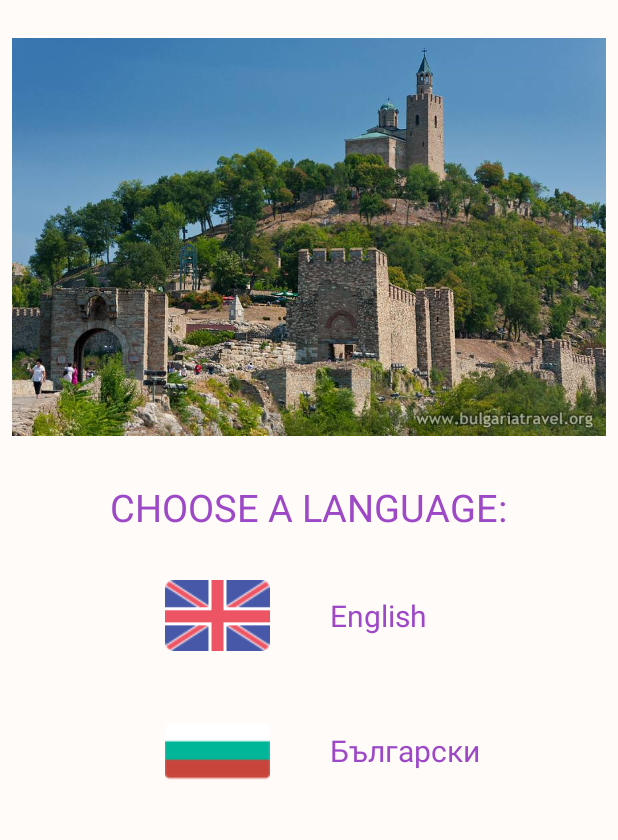
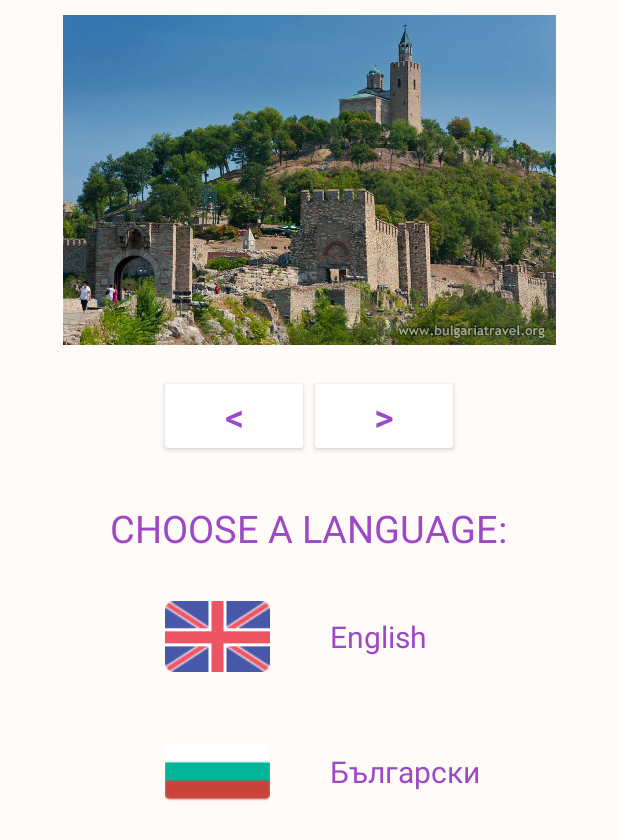
Before and after one commit to DimitarVashkov/Tsarevets, an Android app: the screen it shows after launch (MainActivity), on a phone screen of 412 x 824 dp. Shown: the top 840 px of the screen. Run offline under Robolectric (Android 15) with nearby library versions, the phone set to English and light mode, and no system bars.

Commit message:
ViewPager gallery added
3 swiping images added and labels changed

```diff
--- a/app/build.gradle
+++ b/app/build.gradle
@@ -28,5 +28,6 @@ dependencies {
     compile 'com.android.support.constraint:constraint-layout:1.0.2'
     compile 'com.android.support:design:26.+'
     compile 'com.google.android.gms:play-services-vision:10.2.6'
+    compile 'com.android.support:support-v4:26.+'
     testCompile 'junit:junit:4.12'
 }
--- /dev/null
+++ b/app/src/main/java/dimitarvashkov/tsarevets/ImageAdapter.java
@@ -0,0 +1,49 @@
+package dimitarvashkov.tsarevets;
+
+import android.content.Context;
+import android.support.v4.view.PagerAdapter;
+import android.support.v4.view.ViewPager;
+import android.view.View;
+import android.view.ViewGroup;
+import android.widget.ImageView;
+
+/**
+ * Created by dimitarvashkov on 24/07/2017.
+ */
+
+public class ImageAdapter extends PagerAdapter {
+    Context context;
+    private int[] GalImages = new int[] {
+            R.drawable.one,
+            R.drawable.two,
+            R.drawable.three
+    };
+    ImageAdapter(Context context){
+        this.context=context;
+    }
+    @Override
+    public int getCount() {
+        return GalImages.length;
+    }
+
+    @Override
+    public boolean isViewFromObject(View view, Object object) {
+        return view == ((ImageView) object);
+    }
+
+    @Override
+    public Object instantiateItem(ViewGroup container, int position) {
+        ImageView imageView = new ImageView(context);
+        int padding = context.getResources().getDimensionPixelSize(R.dimen.padding_medium);
+        imageView.setPadding(padding, padding, padding, padding);
+        imageView.setScaleType(ImageView.ScaleType.CENTER_INSIDE);
+        imageView.setImageResource(GalImages[position]);
+        ((ViewPager) container).addView(imageView, 0);
+        return imageView;
+    }
+
+    @Override
+    public void destroyItem(ViewGroup container, int position, Object object) {
+        ((ViewPager) container).removeView((ImageView) object);
+    }
+}
--- a/app/src/main/java/dimitarvashkov/tsarevets/MainActivity.java
+++ b/app/src/main/java/dimitarvashkov/tsarevets/MainActivity.java
@@ -4,6 +4,7 @@ import android.content.Intent;
 import android.os.Bundle;
 import android.support.design.widget.FloatingActionButton;
 import android.support.design.widget.Snackbar;
+import android.support.v4.view.ViewPager;
 import android.support.v7.app.AppCompatActivity;
 import android.support.v7.widget.Toolbar;
 import android.view.View;
@@ -13,12 +14,33 @@ import android.widget.Button;
 import android.widget.LinearLayout;
 
 public class MainActivity extends AppCompatActivity {
+     ViewPager viewPager;
 
     @Override
     protected void onCreate(Bundle savedInstanceState) {
         super.onCreate(savedInstanceState);
         setContentView(R.layout.activity_main);
 
+
+        viewPager = (ViewPager) findViewById(R.id.view_pager);
+        ImageAdapter adapter = new ImageAdapter(this);
+        viewPager.setAdapter(adapter);
+
+        Button next = (Button)findViewById(R.id.next);
+        next.setOnClickListener(new View.OnClickListener() {
+            @Override
+            public void onClick(View view) {
+                viewPager.setCurrentItem(getItem(+1), true); //getItem(-1) for previous
+            }
+        });
+
+        Button prev = (Button)findViewById(R.id.previous);
+        prev.setOnClickListener(new View.OnClickListener() {
+            @Override
+            public void onClick(View view) {
+                viewPager.setCurrentItem(getItem(-1), true); //getItem(-1) for previous
+            }
+        });
 
         LinearLayout English = (LinearLayout) findViewById(R.id.English);
         English.setClickable(true);
@@ -69,4 +91,12 @@ public class MainActivity extends AppCompatActivity {
 
         return super.onOptionsItemSelected(item);
     }
+
+
+    //Function for buttons - prev and next
+    private int getItem(int i) {
+        return viewPager.getCurrentItem() + i;
+
+    }
+
 }
--- a/app/src/main/res/layout/activity_bulgarian.xml
+++ b/app/src/main/res/layout/activity_bulgarian.xml
@@ -12,7 +12,8 @@
         android:id="@+id/result_textview"
         android:layout_width="wrap_content"
         android:layout_height="wrap_content"
-        android:text="QR Код"
+        android:text="Намерете информационен код и го сканирайте!"
+        android:textAlignment="center"
         android:textSize="22sp"
         android:freezesText="true"
         android:layout_gravity="center"
--- a/app/src/main/res/layout/activity_english.xml
+++ b/app/src/main/res/layout/activity_english.xml
@@ -12,7 +12,8 @@
         android:id="@+id/result_textview"
         android:layout_width="wrap_content"
         android:layout_height="wrap_content"
-        android:text="@string/no_barcode_captured"
+        android:text="Find a Landmark code!"
+        android:textAlignment="center"
         android:textSize="22sp"
         android:freezesText="true"
         android:layout_gravity="center"
--- a/app/src/main/res/layout/activity_main.xml
+++ b/app/src/main/res/layout/activity_main.xml
@@ -16,16 +16,52 @@
     </android.support.design.widget.AppBarLayout>
 
 
+
+
     <LinearLayout
         android:layout_width="match_parent"
         android:layout_height="match_parent"
         android:orientation="vertical">
 
-        <ImageView
+        <android.support.v4.view.ViewPager
+            android:id="@+id/view_pager"
             android:layout_width="match_parent"
-            android:layout_height="265dp"
-            android:layout_marginTop="25dp"
-            android:src="@drawable/tsarevets" />
+            android:layout_height="240dp"
+            android:layout_marginBottom="10dp"/>
+
+        <LinearLayout
+            android:layout_width="200dp"
+            android:layout_height="wrap_content"
+            android:layout_gravity="center"
+            android:orientation="horizontal">
+
+            <Button
+                android:id="@+id/previous"
+                android:layout_width="0.0dip"
+                android:layout_height="fill_parent"
+                android:layout_weight="1.0"
+                android:text="&lt;"
+                android:textSize="25dp"
+                android:textColor="@color/colorPrimaryDark"
+                android:backgroundTint="#FFF"
+                />
+            <Button
+                android:id="@+id/next"
+                android:layout_width="0.0dip"
+                android:layout_height="fill_parent"
+                android:layout_weight="1.0"
+                android:text="&gt;"
+                android:textSize="25dp"
+                android:textColor="@color/colorPrimaryDark"
+                android:backgroundTint="#FFF"/>
+        </LinearLayout>
+
+
+        <!--<ImageView-->
+            <!--android:layout_width="match_parent"-->
+            <!--android:layout_height="265dp"-->
+            <!--android:layout_marginTop="25dp"-->
+            <!--android:src="@drawable/tsarevets" />-->
 
 
         <TextView
--- a/app/src/main/res/values/dimens.xml
+++ b/app/src/main/res/values/dimens.xml
@@ -1,4 +1,6 @@
 <resources>
     <dimen name="activity_horizontal_margin">16dp</dimen>
     <dimen name="activity_vertical_margin">16dp</dimen>
+    <dimen name="fab_margin">16dp</dimen>
+    <dimen name="padding_medium">10dp</dimen>
 </resources>
--- a/app/src/main/res/values/strings.xml
+++ b/app/src/main/res/values/strings.xml
@@ -11,4 +11,8 @@
     <string name="permission_camera_rationale">Access to the camera is needed for detection</string>
     <string name="no_camera_permission">This application cannot run because it does not have the camera permission.  The application will now exit.</string>
     <string name="low_storage_error">Face detector dependencies cannot be downloaded due to low device storage</string>
+
+    <!-- TODO: Remove or change this placeholder text -->
+    <string name="hello_blank_fragment">Hello blank fragment</string>
+    <string name="title_activity_screen_slider_pager">ScreenSliderPagerActivity</string>
 </resources>
```
Also changed, not shown: app/src/main/AndroidManifest.xml (+12 -3 lines), app/src/main/res/drawable/one.jpg (added), app/src/main/res/drawable/three.jpg (added), app/src/main/res/drawable/two.jpg (added).
